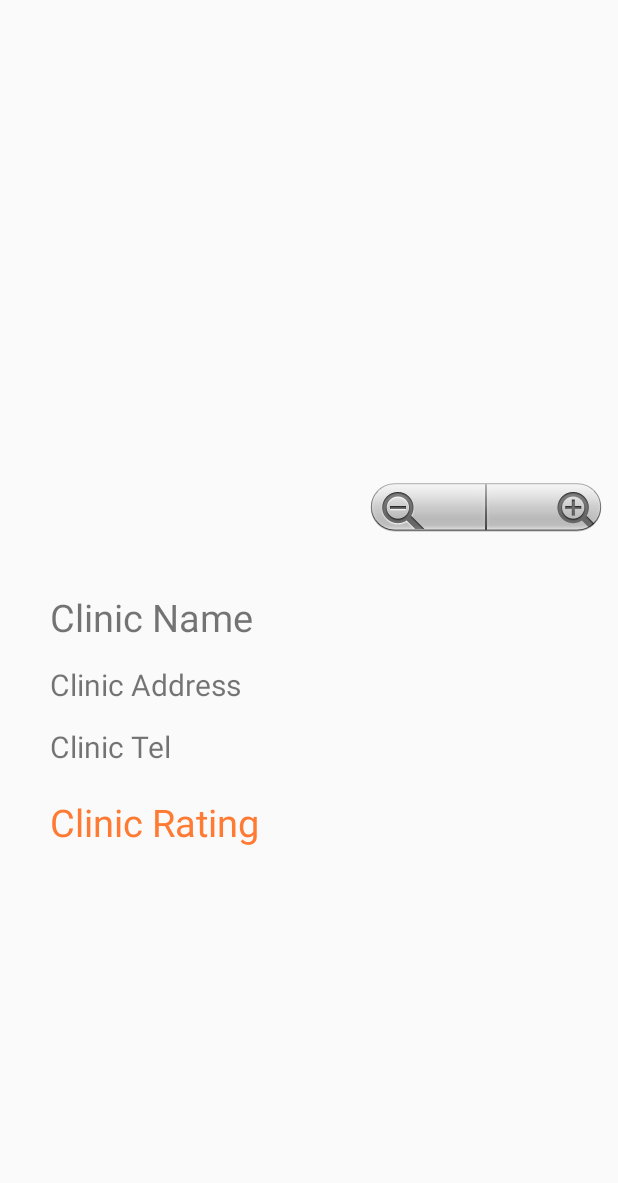
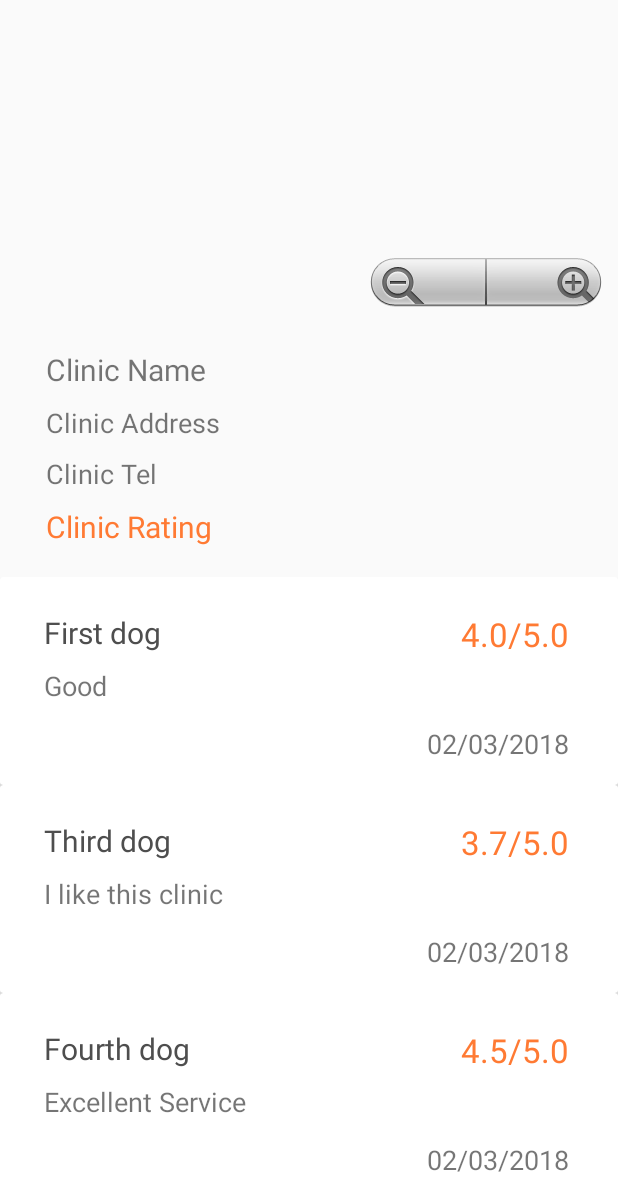
Before and after one commit to OrigenesZhang/cz2006project, an Android app: the ClinicIntro screen opened directly, with no data from a screen before it, on a phone screen of 412 x 824 dp, the part 53-1236 px from its top. Run offline under Robolectric (Android 15) with nearby library versions, the phone set to English and light mode, and no system bars.

Commit message:
Frontend Updates

```diff
--- a/frontendMY/iPet/app/src/main/java/sg/edu/ntu/e/fang0074/ipet/ClinicIntro.java
+++ b/frontendMY/iPet/app/src/main/java/sg/edu/ntu/e/fang0074/ipet/ClinicIntro.java
@@ -3,8 +3,11 @@ package sg.edu.ntu.e.fang0074.ipet;
 import android.os.Bundle;
 import android.support.annotation.NonNull;
 import android.support.v4.app.FragmentActivity;
+import android.support.v7.widget.LinearLayoutManager;
+import android.support.v7.widget.RecyclerView;
 import android.view.View;
 import android.widget.TextView;
+import android.widget.Toast;
 import android.widget.ZoomControls;
 
 import com.google.android.gms.location.places.GeoDataClient;
@@ -21,6 +24,9 @@ import com.google.android.gms.maps.model.MarkerOptions;
 import com.google.android.gms.tasks.OnCompleteListener;
 import com.google.android.gms.tasks.Task;
 
+import java.util.ArrayList;
+import java.util.List;
+
 public class ClinicIntro extends FragmentActivity implements OnMapReadyCallback {
 
     private GoogleMap mMap;
@@ -29,10 +35,14 @@ public class ClinicIntro extends FragmentActivity implements OnMapReadyCallback
     TextView mapClinicAddress;
     TextView mapClinicTel;
     TextView mapClnicRating;
-    private final static int MY_PERMISSION_FINE_LOCATION = 101;
-    private final static int PLACE_PICKER_REQUEST = 1;
+    //private final static int MY_PERMISSION_FINE_LOCATION = 101;
+    //private final static int PLACE_PICKER_REQUEST = 1;
     private final static LatLngBounds bounds = new LatLngBounds(new LatLng(51.5152192,-0.1321900), new LatLng(51.5166013,-0.1299262));
 
+    RecyclerView listshowrcy;
+    List<CommentItem> commentList = new ArrayList<>();
+    private RecyclerView.LayoutManager mLayoutManager;
+    CommentAdapter adapter;
 
     @Override
     protected void onCreate(Bundle savedInstanceState) {
@@ -62,6 +72,16 @@ public class ClinicIntro extends FragmentActivity implements OnMapReadyCallback
         mapClinicAddress = (TextView) findViewById(R.id.map_clinic_addr);
         mapClinicTel = (TextView) findViewById(R.id.map_clinic_tel);
         mapClnicRating = (TextView) findViewById(R.id.map_clinic_rating);
+
+        createCommentList();
+
+        listshowrcy = (RecyclerView)findViewById(R.id.comment_list);
+        listshowrcy.setHasFixedSize(true);
+        LinearLayoutManager linearLayoutManager = new LinearLayoutManager(this);
+        listshowrcy.setLayoutManager(linearLayoutManager);
+        adapter = new CommentAdapter(commentList,ClinicIntro.this);
+
+        listshowrcy.setAdapter(adapter);
     }
 
 
@@ -128,12 +148,22 @@ public class ClinicIntro extends FragmentActivity implements OnMapReadyCallback
 
                     mMap.moveCamera(CameraUpdateFactory.newLatLngZoom(myPlace.getLatLng(), 14.0f));
 
-                    System.out.println("Place found: " + myPlace.getName());
+                    //System.out.println("Place found: " + myPlace.getName());
                     places.release(); //IMPORTANT!! MUST FREE THE BUFFER
                 } else {
                     //Log.e(TAG, "Place not found.");
+                    Toast.makeText(ClinicIntro.this, "Clinic not found", Toast.LENGTH_SHORT).show();
                 }
             }
         });
     }
+
+    private void createCommentList(){
+        //System.out.println("Create list..");
+        commentList.add(new CommentItem("First dog", "Good", "02/03/2018", "4.0/5.0"));
+        commentList.add(new CommentItem("Third dog", "I like this clinic", "02/03/2018", "3.7/5.0"));
+        commentList.add(new CommentItem("Fourth dog", "Excellent Service", "02/03/2018", "4.5/5.0"));
+        commentList.add(new CommentItem("Fifth dog", "Very good.", "02/03/2018", "3.5/5.0"));
+        commentList.add(new CommentItem("Sixth dog", "Recommended", "02/03/2018", "3.9/5.0"));
+    }
 }
--- /dev/null
+++ b/frontendMY/iPet/app/src/main/java/sg/edu/ntu/e/fang0074/ipet/CommentAdapter.java
@@ -0,0 +1,75 @@
+package sg.edu.ntu.e.fang0074.ipet;
+
+import android.content.Context;
+import android.support.v7.widget.RecyclerView;
+import android.view.LayoutInflater;
+import android.view.View;
+import android.view.ViewGroup;
+import android.widget.TextView;
+
+import java.util.List;
+
+/**
+ * Created by user on 22/3/2018.
+ */
+
+public class CommentAdapter extends RecyclerView.Adapter<CommentAdapter.HolderView> {
+
+    private List<CommentItem> commentlist;
+    private Context context;
+
+    public CommentAdapter(List<CommentItem> commentlist, Context context) {
+        this.commentlist = commentlist;
+        this.context = context;
+    }
+
+    @Override
+    public HolderView onCreateViewHolder(ViewGroup parent, int viewType) {
+        View layout = LayoutInflater.from(parent.getContext()).inflate(R.layout.customcomment, parent, false);
+        return new HolderView(layout);
+    }
+
+    @Override
+    public void onBindViewHolder(HolderView holder, final int position) {
+        holder.v_name.setText(commentlist.get(position).getName());
+        holder.v_comment.setText(commentlist.get(position).getComment());
+        holder.v_date.setText(commentlist.get(position).getDate());
+        holder.v_rating.setText(commentlist.get(position).getRating()); //rating should be 1 d.p.
+        /*
+        holder.itemView.setOnClickListener(new View.OnClickListener(){
+            @Override
+            public void onClick(View view){
+                Toast.makeText(context, cliniclist.get(position).getName(), Toast.LENGTH_LONG).show();
+                Intent startIntent = new Intent(context, ClinicIntro.class);
+                //putExtra: clinic name
+                context.startActivity(startIntent);
+                // infoToLoad = queryData
+                // Base(cliniclist.get(position).getName())
+                // showClinicInfoPage(infoToLoad);
+
+            }
+        }); */
+    }
+
+    @Override
+    public int getItemCount() {
+        return commentlist.size();
+    }
+
+    class HolderView extends RecyclerView.ViewHolder{
+
+        TextView v_name;
+        TextView v_comment;
+        TextView v_rating;
+        TextView v_date;
+
+        HolderView(View itemView) {
+            super(itemView);
+
+            v_comment = (TextView)itemView.findViewById(R.id.comment_content);
+            v_name = (TextView)itemView.findViewById(R.id.comment_user_name);
+            v_date = (TextView) itemView.findViewById(R.id.single_comment_date);
+            v_rating = (TextView) itemView.findViewById(R.id.single_user_rating);
+        }
+    }
+}
--- /dev/null
+++ b/frontendMY/iPet/app/src/main/java/sg/edu/ntu/e/fang0074/ipet/CommentItem.java
@@ -0,0 +1,42 @@
+package sg.edu.ntu.e.fang0074.ipet;
+
+/**
+ * Created by user on 22/3/2018.
+ */
+
+public class CommentItem {
+    private String name;
+    private String comment;
+    private String date;
+    private String rating;
+
+    public CommentItem(String name, String comment, String date, String rating) {
+        this.name = name;
+        this.comment = comment;
+        this.date = date;
+        this.rating = rating;
+    }
+
+    public String getName() {
+        return name;
+    }
+
+    public String getComment(){return comment;}
+
+    public String getRating() {
+        return rating;
+    }
+
+    public String getDate() {
+        return date;
+    }
+
+    public void setName(String name) {
+        this.name = name;
+    }
+    public void setComment(String comment){this.comment = comment;}
+    public void setRating(String rating) {this.rating = rating;}
+    public void setDate(String date) {
+        this.date = date;
+    }
+}
--- a/frontendMY/iPet/app/src/main/res/layout/activity_clinic_intro.xml
+++ b/frontendMY/iPet/app/src/main/res/layout/activity_clinic_intro.xml
@@ -1,6 +1,7 @@
 <RelativeLayout xmlns:android="http://schemas.android.com/apk/res/android"
     android:layout_width="match_parent"
-    android:layout_height="match_parent">
+    android:layout_height="match_parent"
+    >
 
 
     <fragment xmlns:android="http://schemas.android.com/apk/res/android"
@@ -9,7 +10,7 @@
         android:id="@+id/map"
         android:name="com.google.android.gms.maps.SupportMapFragment"
         android:layout_width="match_parent"
-        android:layout_height="400dp"
+        android:layout_height="250dp"
         tools:context="sg.edu.ntu.e.fang0074.ipet.ClinicIntro" />
 
 
@@ -25,24 +26,21 @@
         android:id="@+id/map_clinic_name"
         android:layout_width="350dp"
         android:layout_height="wrap_content"
-        android:layout_alignParentStart="true"
+        android:layout_below="@+id/map"
         android:layout_centerHorizontal="true"
-        android:layout_below="@+id/map"
-        android:layout_marginStart="33dp"
-        android:layout_marginTop="29dp"
+        android:layout_marginTop="18dp"
         android:text="Clinic Name"
-        android:textSize="25dp" />
+        android:textSize="20dp" />
 
     <TextView
         android:id="@+id/map_clinic_addr"
         android:layout_width="350dp"
         android:layout_height="wrap_content"
-        android:layout_alignStart="@+id/map_clinic_name"
         android:layout_below="@+id/map_clinic_name"
-        android:layout_marginTop="14dp"
         android:layout_centerHorizontal="true"
+        android:layout_marginTop="9dp"
         android:text="Clinic Address"
-        android:textSize="20dp" />
+        android:textSize="18dp" />
 
     <TextView
         android:id="@+id/map_clinic_tel"
@@ -50,10 +48,9 @@
         android:layout_height="wrap_content"
         android:layout_alignStart="@+id/map_clinic_addr"
         android:layout_below="@+id/map_clinic_addr"
-        android:layout_marginTop="14dp"
-        android:layout_centerHorizontal="true"
+        android:layout_marginTop="9dp"
         android:text="Clinic Tel"
-        android:textSize="20dp" />
+        android:textSize="18dp" />
 
     <TextView
         android:id="@+id/map_clinic_rating"
@@ -61,11 +58,10 @@
         android:layout_height="wrap_content"
         android:layout_alignStart="@+id/map_clinic_tel"
         android:layout_below="@+id/map_clinic_tel"
-        android:layout_marginTop="19dp"
+        android:layout_marginTop="9dp"
         android:text="Clinic Rating"
         android:textColor="@color/colorPrimary"
-        android:layout_centerHorizontal="true"
-        android:textSize="25dp" />
+        android:textSize="20dp" />
 
 
     <!--
@@ -84,4 +80,20 @@
 
     -->
 
+    <RelativeLayout
+        android:layout_width="match_parent"
+        android:layout_height="wrap_content"
+        android:layout_below="@id/map_clinic_rating"
+        android:layout_marginTop="20dp"
+        android:background="@color/white">
+
+        <android.support.v7.widget.RecyclerView
+            android:id="@+id/comment_list"
+            android:layout_width="match_parent"
+            android:layout_height="wrap_content"
+            android:fadeScrollbars="true">
+        </android.support.v7.widget.RecyclerView>
+
+    </RelativeLayout>
+
 </RelativeLayout>
--- /dev/null
+++ b/frontendMY/iPet/app/src/main/res/layout/customcomment.xml
@@ -0,0 +1,69 @@
+<?xml version="1.0" encoding="utf-8"?>
+<android.support.v7.widget.CardView xmlns:android="http://schemas.android.com/apk/res/android"
+    xmlns:app="http://schemas.android.com/apk/res-auto"
+    android:orientation="vertical"
+    android:layout_width="match_parent"
+    android:layout_height="wrap_content"
+    app:cardCornerRadius="2dp"
+    android:padding="2dp"
+    android:background="@color/white"
+    android:layout_margin="0dp"
+    app:cardUseCompatPadding="false"
+
+    android:elevation="0dp">
+
+    <RelativeLayout
+        android:layout_width="match_parent"
+        android:layout_height="wrap_content"
+        android:padding="15dp">
+
+        <TextView
+            android:id="@+id/comment_user_name"
+            android:layout_width="200dp"
+            android:layout_height="wrap_content"
+
+            android:layout_alignParentStart="true"
+            android:layout_alignParentTop="true"
+            android:layout_marginStart="14dp"
+            android:layout_marginTop="8dp"
+            android:paddingTop="0dp"
+            android:text="User Name"
+            android:textAppearance="?android:textAppearanceSmall"
+            android:textColor="@color/colorDarkerGray"
+            android:textSize="20sp" />
+
+        <TextView
+            android:id="@+id/comment_content"
+            android:layout_width="350dp"
+            android:layout_height="wrap_content"
+            android:layout_alignStart="@+id/comment_user_name"
+            android:layout_below="@+id/comment_user_name"
+            android:layout_marginTop="9dp"
+            android:paddingTop="0dp"
+            android:text="User comments."
+            android:textSize="18sp" />
+
+        <TextView
+            android:id="@+id/single_user_rating"
+            android:layout_width="wrap_content"
+            android:layout_height="wrap_content"
+            android:layout_alignEnd="@+id/comment_content"
+            android:layout_alignTop="@+id/comment_user_name"
+            android:text="5.0/5.0"
+            android:textColor="@color/colorPrimary"
+            android:textSize="22dp" />
+
+        <TextView
+            android:id="@+id/single_comment_date"
+            android:layout_width="wrap_content"
+            android:layout_height="wrap_content"
+            android:layout_alignEnd="@+id/comment_content"
+            android:layout_below="@+id/comment_content"
+            android:layout_marginTop="14dp"
+            android:text="Date"
+            android:textSize="18dp"/>
+
+
+    </RelativeLayout>
+
+</android.support.v7.widget.CardView>
--- a/frontendMY/iPet/app/src/main/res/values/colors.xml
+++ b/frontendMY/iPet/app/src/main/res/values/colors.xml
@@ -18,7 +18,7 @@
     <color name="colorDarkPurple">#5E35B1</color>
     <color name="white">#FFFFFF</color>
     <color name="colorLightGrey">#F0F0F0</color>
-
+    <color name="colorLightLightGrey">#F5F5F5</color>
     <color name="colorLighterGrey">#F9F9F9</color>
     <color name="colorMaroon">#F44336</color>
     <color name="colorLightOrange">#FFA726</color>
```
